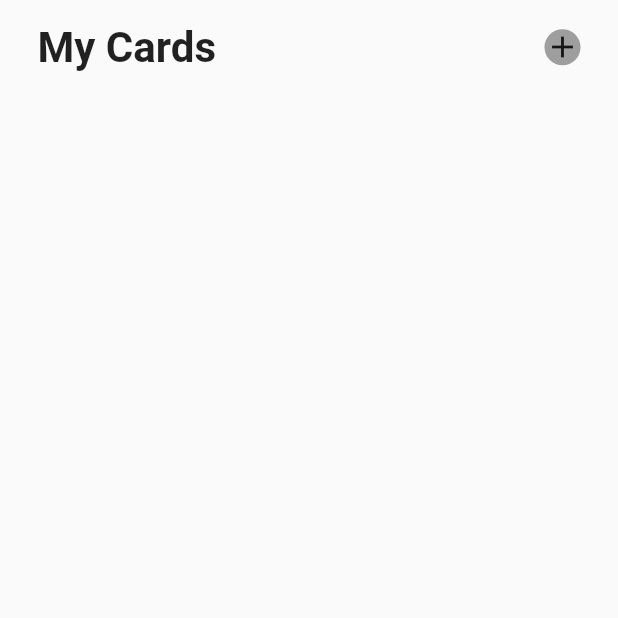
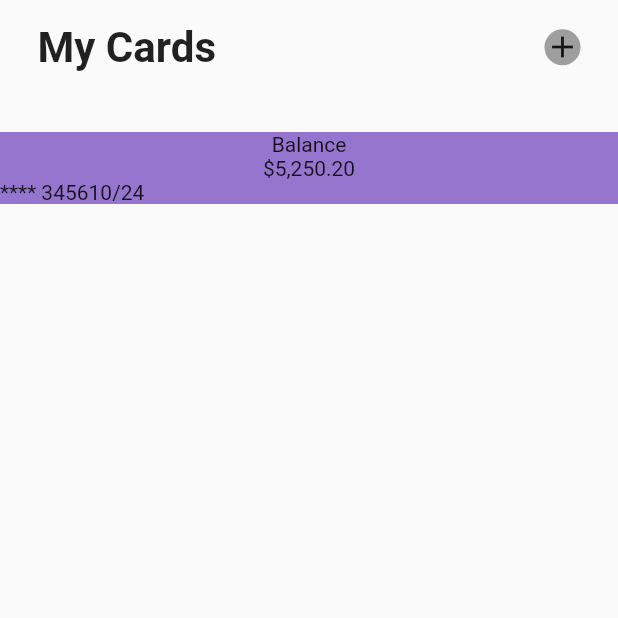
Before and after one commit to mohammadammash/flutter_simple_ui, a Flutter app: the screen it shows after launch, on a phone screen of 412 x 824 dp, the top half of it. Run offline on Flutter 3.47's test engine with Material 2 defaults, Android fonts, the phone set to English and light mode, and no system bars.

Commit message:
src/lib/pages/home.dart: Designing first card basic container

```diff
--- a/src/lib/pages/home.dart
+++ b/src/lib/pages/home.dart
@@ -38,6 +38,23 @@ class _HomePageState extends State<HomePage> {
 
           //SECTION SEPERATOR PADDING
           const SizedBox(height: 25),
+
+          //START OF CARDS:
+          Container(
+            decoration: BoxDecoration(color: Colors.deepPurple[300]),
+            child: Column(
+              children: [
+                const Text('Balance'),
+                const Text('\$5,250.20'),
+                Row(
+                  children: const [
+                    Text("**** 3456"),
+                    Text('10/24'),
+                  ],
+                )
+              ],
+            ),
+          )
         ],
       ),
     ));
```
